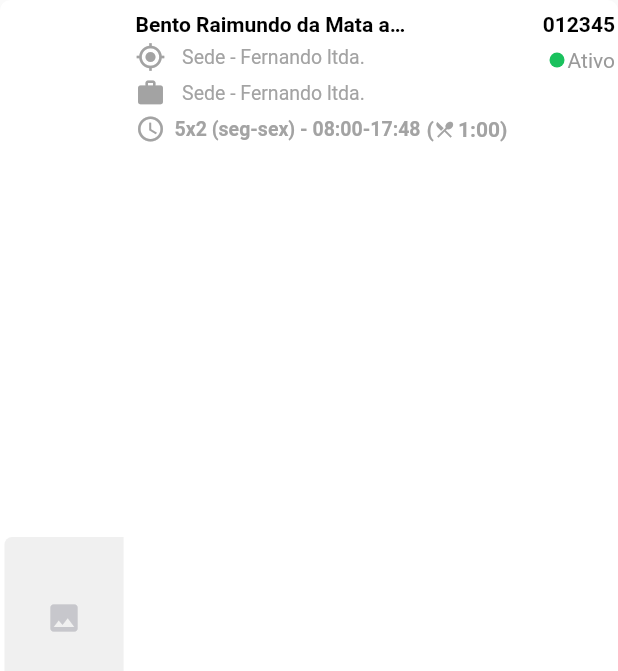
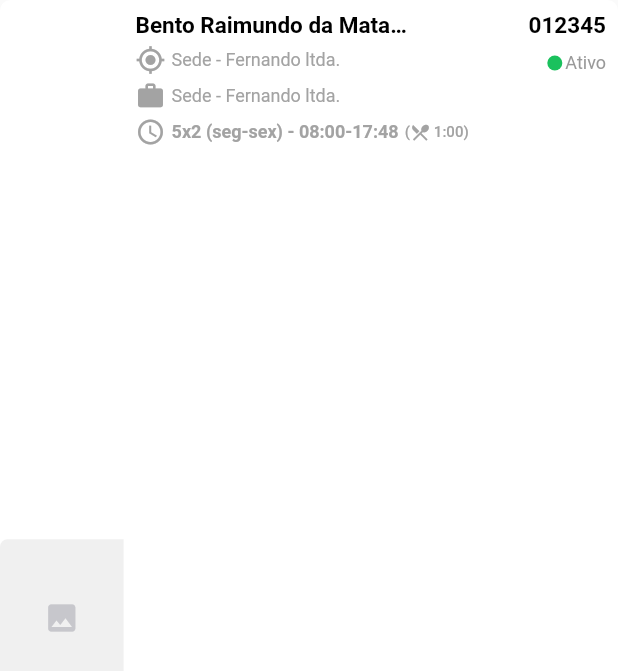
Before and after one commit to enzotiezzi/zcomponents, a Flutter app: the ZItemTile widget shown alone on an empty page, opened directly, on a phone screen of 412 x 824 dp. Shown: the top 671 px of the screen. Run offline on Flutter 3.47's test engine with Material 2 defaults, Android fonts, the light colour scheme and no system bars; our stand-ins replace email_validator, pin_code_text_field; missing offline and left inert: configurable_expansion_tile, cpf_cnpj_validator, mask_shifter.

Commit message:
TIle colaborador

```diff
--- a/example/pubspec.yaml
+++ b/example/pubspec.yaml
@@ -35,6 +35,7 @@ flutter:
   # To add assets to your application, add an assets section, like this:
   assets:
   - assets/z.png
+
   #  - images/a_dot_ham.jpeg
 
   # An image asset can refer to one or more resolution-specific "variants", see
--- a/lib/components/z-item-tile.dart
+++ b/lib/components/z-item-tile.dart
@@ -11,6 +11,7 @@ class ZItemTile extends StatefulWidget {
   String textoCodigo;
   bool status;
   var funcao;
+  var image;
 
   ZItemTile(
       {this.textoCinco: "",
@@ -21,8 +22,9 @@ class ZItemTile extends StatefulWidget {
       this.textoTitulo: "",
       this.textoTres: "",
       this.funcao,
-      this.textoCodigo,
-      this.status: false});
+      this.textoCodigo: "",
+      this.status: false,
+      this.image});
 
   @override
   _ZItemTileState createState() => _ZItemTileState();
@@ -49,18 +51,24 @@ class _ZItemTileState extends State<ZItemTile> {
                   borderRadius: BorderRadius.only(
                       topLeft: Radius.circular(5.0),
                       bottomLeft: Radius.circular(5.0))),
-              margin: EdgeInsets.only(left: 3.0),
-              width: 50.0,
-              height: 108.0,
-              child: new Icon(
+
+
+              height: 105.0,
+
+              child: (widget.image == null)?new Icon(
                 Icons.insert_photo,
                 color: Color(0xFFC7C7CC),
-              ),
+              ): new Container(decoration: BoxDecoration(  borderRadius: BorderRadius.only(
+                  topLeft: Radius.circular(5.0),
+                  bottomLeft: Radius.circular(5.0)),color: Colors.white, image: DecorationImage(
+                image: widget.image,
+                fit: BoxFit.cover,
+              ) ),),
             ),
           ),
           new Expanded(
               flex: 8,
-              child: new GestureDetector(
+              child: new InkWell(
                 child: new Column(
                   crossAxisAlignment: CrossAxisAlignment.start,
                   children: <Widget>[
@@ -68,24 +76,24 @@ class _ZItemTileState extends State<ZItemTile> {
                       mainAxisAlignment: MainAxisAlignment.spaceBetween,
                       children: <Widget>[
                         new Container(
-                          width: 180.0,
+                          width: 183.0,
                           margin:
                               EdgeInsets.only(left: 8.0, bottom: 4.0, top: 8.0),
                           child: new Text(
                             widget.textoTitulo,
                             style: TextStyle(
-                                fontSize: 14.0,
+                                fontSize: 15.0,
                                 color: Color(0xFF000000),
                                 fontWeight: FontWeight.w600),overflow: TextOverflow.ellipsis,
                           ),
                         ),
                         new Container(
                           margin:
-                              EdgeInsets.only(left: 8.0, bottom: 4.0, top: 8.0, right: 2.0),
+                              EdgeInsets.only(left: 8.0, bottom: 4.0, top: 8.0, right: 8.0),
                           child: new Text(
                             widget.textoCodigo,
                             style: TextStyle(
-                                fontSize: 14.0,
+                                fontSize: 15.0,
                                 color: Color(0xFF000000),
                                 fontWeight: FontWeight.w600),
                           ),
@@ -99,7 +107,7 @@ class _ZItemTileState extends State<ZItemTile> {
                           children: <Widget>[
                             new Container(
                               margin: EdgeInsets.only(
-                                  left: 8.0, right: 3.0, bottom: 4.0),
+                                  left: 8.0, right: 4.0, bottom: 4.0),
                               child: new Icon(
                                 Icons.my_location,
                                 color: Color(0xFFA3A3A3),
@@ -108,14 +116,13 @@ class _ZItemTileState extends State<ZItemTile> {
                             ),
                             new Container(
                               width: (MediaQuery.of(context).size.width / 2.3),
-                              margin: EdgeInsets.only(
-                                  left: 8.0, right: 3.0, bottom: 4.0),
+                              margin: EdgeInsets.only(right: 3.0, bottom: 4.0),
                               child: new Text(
                                 widget.textoDois,
                                 overflow: TextOverflow.ellipsis,
                                 style: TextStyle(
                                     color: Color(0xFFA3A3A3),
-                                    fontSize: 13.0,
+                                    fontSize: 12.0,
                                     fontWeight: FontWeight.normal),
                               ),
                             ),
@@ -130,11 +137,11 @@ class _ZItemTileState extends State<ZItemTile> {
                                   shape: BoxShape.circle,
                                   color: const Color(0xff1AC15D)),
                             ),
-                            new Container(margin: EdgeInsets.only(right: 2.0, left: 2.0),
+                            new Container(margin: EdgeInsets.only(right: 8.0, left: 2.0),
                               child: new Text(
                                 "Ativo",
                                 style:
-                                    TextStyle(color: const Color(0xff999999)),
+                                    TextStyle(fontSize: 12.0,color: const Color(0xff999999)),
                               ),
                             )
                           ],
@@ -147,11 +154,11 @@ class _ZItemTileState extends State<ZItemTile> {
                 shape: BoxShape.circle,
                 color: const Color(0xff999999)),
           ),
-          new Container(margin: EdgeInsets.only(right: 2.0, left: 2.0),
+          new Container(margin: EdgeInsets.only(right: 8.0, left: 2.0),
             child: new Text(
               "Inativo",
               style:
-              TextStyle(color: const Color(0xff999999)),
+              TextStyle(fontSize: 12.0,color: const Color(0xff999999)),
             ),
           )
         ],
@@ -163,7 +170,7 @@ class _ZItemTileState extends State<ZItemTile> {
                       children: <Widget>[
                         new Container(
                           margin: EdgeInsets.only(
-                              left: 8.0, right: 3.0, bottom: 4.0),
+                              left: 8.0, right: 4.0, bottom: 4.0),
                           child: new Icon(
                             Icons.work,
                             size: 20,
@@ -172,12 +179,12 @@ class _ZItemTileState extends State<ZItemTile> {
                         ),
                         new Container(
                           margin: EdgeInsets.only(
-                              left: 8.0, right: 3.0, bottom: 4.0),
+                              right: 3.0, bottom: 4.0),
                           child: new Text(
                             widget.textoTres,
                             style: TextStyle(
                                 color: Color(0xFFA3A3A3),
-                                fontSize: 13.0,
+                                fontSize: 12.0,
                                 fontWeight: FontWeight.normal),
                           ),
                         ),
@@ -186,7 +193,7 @@ class _ZItemTileState extends State<ZItemTile> {
                     new Row(
                       children: <Widget>[
                         new Container(
-                          padding: EdgeInsets.only(bottom: 4.0, left: 8.0),
+                          padding: EdgeInsets.only(bottom: 8.0, left: 8.0),
                           child: new Icon(
                             Icons.access_time,
                             size: 20,
@@ -194,27 +201,27 @@ class _ZItemTileState extends State<ZItemTile> {
                           ),
                         ),
                         new Container(
-                          padding: EdgeInsets.only(bottom: 4.0, left: 6.0),
+                          padding: EdgeInsets.only(bottom: 8.0, left: 4.0),
                           child: new Text(
                             "${widget.textoQuatro} ${widget.textoCinco} - ${widget.textoSeis}",
                             style: TextStyle(
                                 color: Color(0xFFA3A3A3),
-                                fontSize: 13.0,
-                                fontWeight: FontWeight.w600),
+                                fontSize: 12.0,
+                                fontWeight: FontWeight.w700),
                           ),
                         ),
                         new Container(
-                          padding: EdgeInsets.only(bottom: 4.0, left: 4.0),
+                          padding: EdgeInsets.only(bottom: 8.0, left: 4.0),
                           child: new Text(
                             "(",
                             style: TextStyle(
                                 color: Color(0xFFA3A3A3),
-                                fontSize: 14.0,
-                                fontWeight: FontWeight.bold),
+                                fontSize: 10.0,
+                                fontWeight: FontWeight.w500),
                           ),
                         ),
                         new Container(
-                          padding: EdgeInsets.only(bottom: 4.0),
+                          padding: EdgeInsets.only(bottom: 8.0),
                           child: new Icon(
                             Icons.restaurant_menu,
                             color: Color(0xFFA3A3A3),
@@ -222,13 +229,13 @@ class _ZItemTileState extends State<ZItemTile> {
                           ),
                         ),
                         new Container(
-                          padding: EdgeInsets.only(bottom: 4.0, left: 2.0),
+                          padding: EdgeInsets.only(bottom: 8.0, left: 2.0),
                           child: new Text(
                             "${widget.textoSete})",
                             style: TextStyle(
                                 color: Color(0xFFA3A3A3),
-                                fontSize: 14.0,
-                                fontWeight: FontWeight.bold),
+                                fontSize: 10.0,
+                                fontWeight: FontWeight.w500),
                           ),
                         ),
                       ],
--- a/pubspec.yaml
+++ b/pubspec.yaml
@@ -17,6 +17,7 @@ dependencies:
   pin_code_text_field: ^1.3.6
   cpf_cnpj_validator: ^1.0.5
   email_validator: '^1.0.0'
+  configurable_expansion_tile: ^1.0.0
 
 
 dev_dependencies:
@@ -39,6 +40,7 @@ flutter:
   # To add assets to your application, add an assets section, like this:
   assets:
   - assets/z.png
+  - assets/perfil.png
 
   # An image asset can refer to one or more resolution-specific "variants", see
   # https://flutter.dev/assets-and-images/#resolution-aware.
```
Also changed, not shown: example/lib/main.dart (+83 -12 lines), lib/components/z-expendable-item-tile.dart (added, +176 -0 lines), assets/perfil.png (added), example/pubspec.lock, pubspec.lock, 1 other file.
